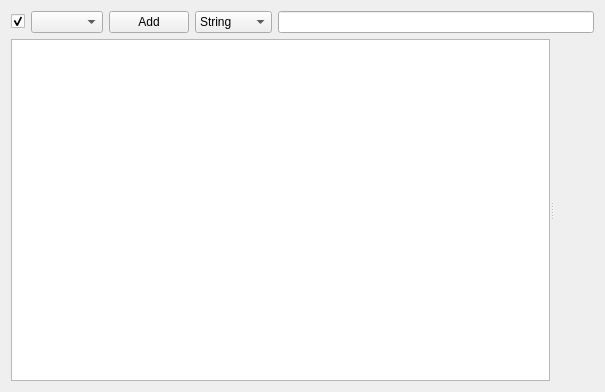
First picture: the form in src/tabcontents.ui, repository 0xd34df00d/leechcraft, before the edit.
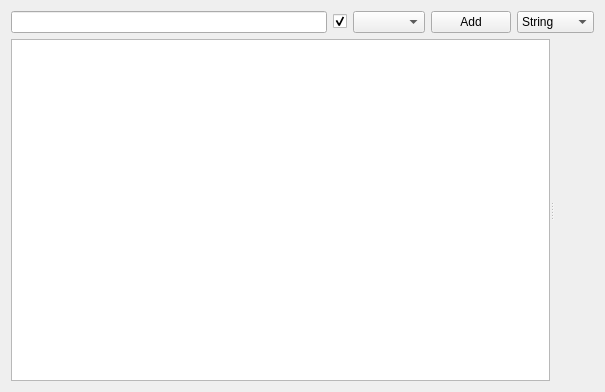
Second picture: the form after the edit.

Commit message: Core: redesigned TabContents search and refactored updatePanes().

```diff
--- a/src/tabcontents.ui
+++ b/src/tabcontents.ui
@@ -16,6 +16,9 @@
   <layout class="QVBoxLayout" name="verticalLayout">
    <item>
     <layout class="QHBoxLayout" name="SearchStuff_">
+     <item>
+      <widget class="QLineEdit" name="FilterLine_"/>
+     </item>
      <item>
       <widget class="QCheckBox" name="SimpleSearch_">
        <property name="text">
@@ -70,9 +73,6 @@
        </item>
       </widget>
      </item>
-     <item>
-      <widget class="QLineEdit" name="FilterLine_"/>
-     </item>
     </layout>
    </item>
    <item>
```
The commit also changes 1 other file.
